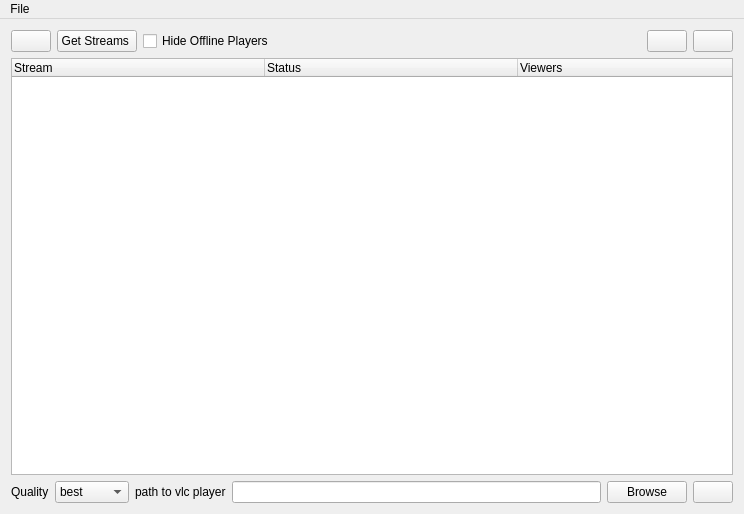
pomidi/TwitchLivestreamer, file ui/mainwindow.ui: the form before one commit.
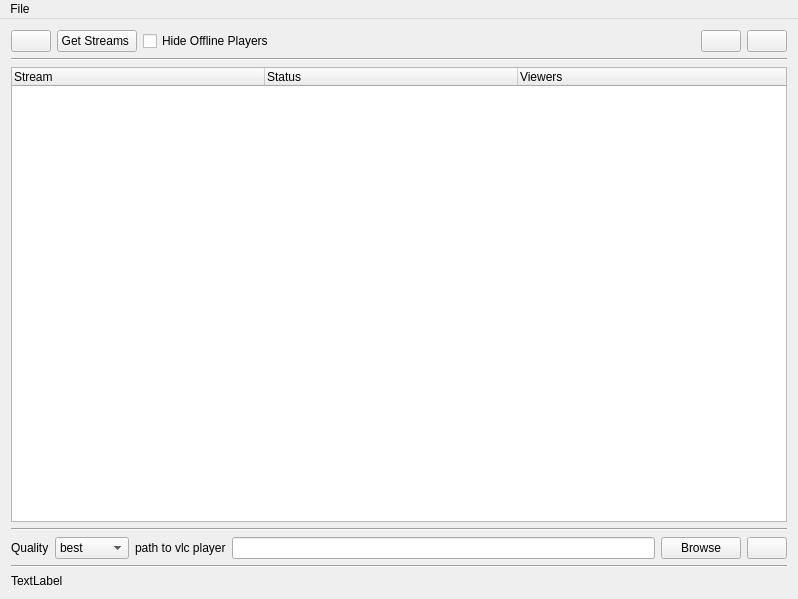
The form after the commit. Icons and pictures are not drawn.

Diff of the .ui file:
```diff
--- a/ui/mainwindow.ui
+++ b/ui/mainwindow.ui
@@ -6,8 +6,8 @@
    <rect>
     <x>0</x>
     <y>0</y>
-    <width>744</width>
-    <height>514</height>
+    <width>798</width>
+    <height>599</height>
    </rect>
   </property>
   <property name="windowTitle">
@@ -28,6 +28,13 @@
   </property>
   <widget class="QWidget" name="centralWidget">
    <layout class="QGridLayout" name="gridLayout">
+    <item row="3" column="0">
+     <widget class="Line" name="line_2">
+      <property name="orientation">
+       <enum>Qt::Horizontal</enum>
+      </property>
+     </widget>
+    </item>
     <item row="0" column="0">
      <layout class="QHBoxLayout" name="horizontalLayout_4">
       <item>
@@ -107,50 +114,7 @@
       </item>
      </layout>
     </item>
-    <item row="1" column="0">
-     <widget class="QTreeWidget" name="treeWidget">
-      <property name="verticalScrollBarPolicy">
-       <enum>Qt::ScrollBarAsNeeded</enum>
-      </property>
-      <property name="autoScrollMargin">
-       <number>16</number>
-      </property>
-      <property name="tabKeyNavigation">
-       <bool>false</bool>
-      </property>
-      <property name="indentation">
-       <number>20</number>
-      </property>
-      <property name="allColumnsShowFocus">
-       <bool>false</bool>
-      </property>
-      <property name="headerHidden">
-       <bool>false</bool>
-      </property>
-      <property name="columnCount">
-       <number>3</number>
-      </property>
-      <attribute name="headerDefaultSectionSize">
-       <number>253</number>
-      </attribute>
-      <column>
-       <property name="text">
-        <string>Stream</string>
-       </property>
-      </column>
-      <column>
-       <property name="text">
-        <string>Status</string>
-       </property>
-      </column>
-      <column>
-       <property name="text">
-        <string>Viewers</string>
-       </property>
-      </column>
-     </widget>
-    </item>
-    <item row="2" column="0">
+    <item row="4" column="0">
      <layout class="QHBoxLayout" name="horizontalLayout_5">
       <item>
        <widget class="QLabel" name="label">
@@ -229,6 +193,70 @@
       </item>
      </layout>
     </item>
+    <item row="1" column="0">
+     <widget class="Line" name="line">
+      <property name="orientation">
+       <enum>Qt::Horizontal</enum>
+      </property>
+     </widget>
+    </item>
+    <item row="2" column="0">
+     <widget class="QTreeWidget" name="treeWidget">
+      <property name="verticalScrollBarPolicy">
+       <enum>Qt::ScrollBarAsNeeded</enum>
+      </property>
+      <property name="autoScrollMargin">
+       <number>16</number>
+      </property>
+      <property name="tabKeyNavigation">
+       <bool>false</bool>
+      </property>
+      <property name="indentation">
+       <number>20</number>
+      </property>
+      <property name="allColumnsShowFocus">
+       <bool>false</bool>
+      </property>
+      <property name="headerHidden">
+       <bool>false</bool>
+      </property>
+      <property name="columnCount">
+       <number>3</number>
+      </property>
+      <attribute name="headerDefaultSectionSize">
+       <number>253</number>
+      </attribute>
+      <column>
+       <property name="text">
+        <string>Stream</string>
+       </property>
+      </column>
+      <column>
+       <property name="text">
+        <string>Status</string>
+       </property>
+      </column>
+      <column>
+       <property name="text">
+        <string>Viewers</string>
+       </property>
+      </column>
+     </widget>
+    </item>
+    <item row="6" column="0">
+     <widget class="QLabel" name="UpdateStatusText">
+      <property name="text">
+       <string>TextLabel</string>
+      </property>
+     </widget>
+    </item>
+    <item row="5" column="0">
+     <widget class="Line" name="line_3">
+      <property name="orientation">
+       <enum>Qt::Horizontal</enum>
+      </property>
+     </widget>
+    </item>
    </layout>
   </widget>
   <widget class="QMenuBar" name="menuBar">
@@ -236,7 +264,7 @@
     <rect>
      <x>0</x>
      <y>0</y>
-     <width>744</width>
+     <width>798</width>
      <height>21</height>
     </rect>
    </property>
```
